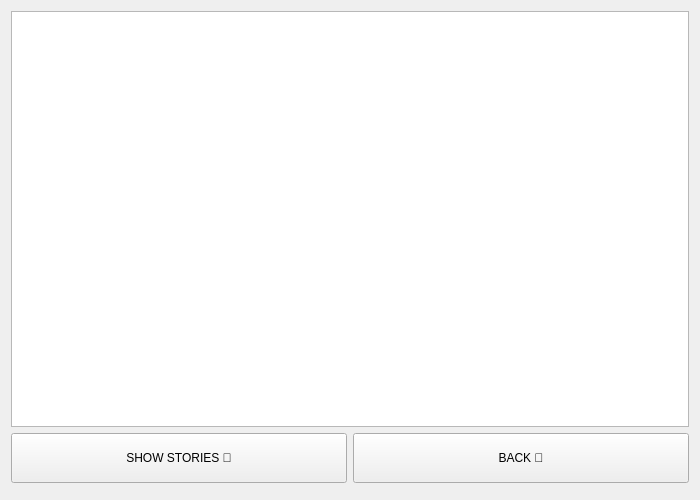
The window that Chat-Application/showcontactnamestory.ui (verina101/Chat-Application) describes before a commit, drawn with Qt 5.
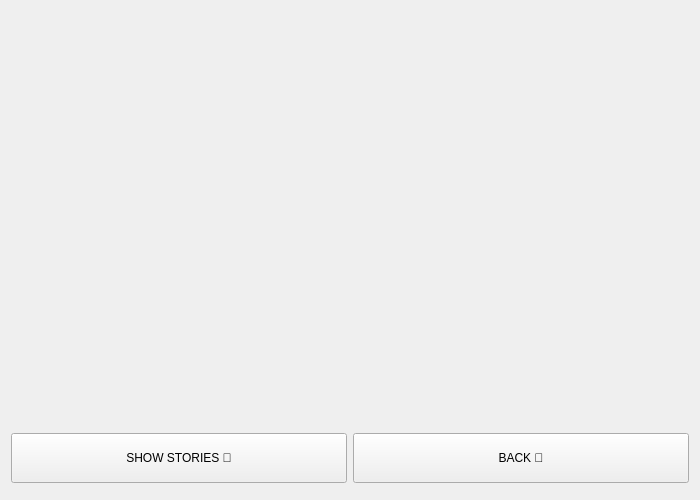
The same window after the commit. Icons and pictures are not drawn.

Diff of the .ui file:
```diff
--- a/Chat-Application/showcontactnamestory.ui
+++ b/Chat-Application/showcontactnamestory.ui
@@ -17,7 +17,7 @@
    <item>
     <widget class="QListWidget" name="listWidget">
      <property name="styleSheet">
-      <string notr="true">background:url(&quot;background2.png&quot;);</string>
+      <string notr="true">background:transparent;</string>
      </property>
     </widget>
    </item>
```
